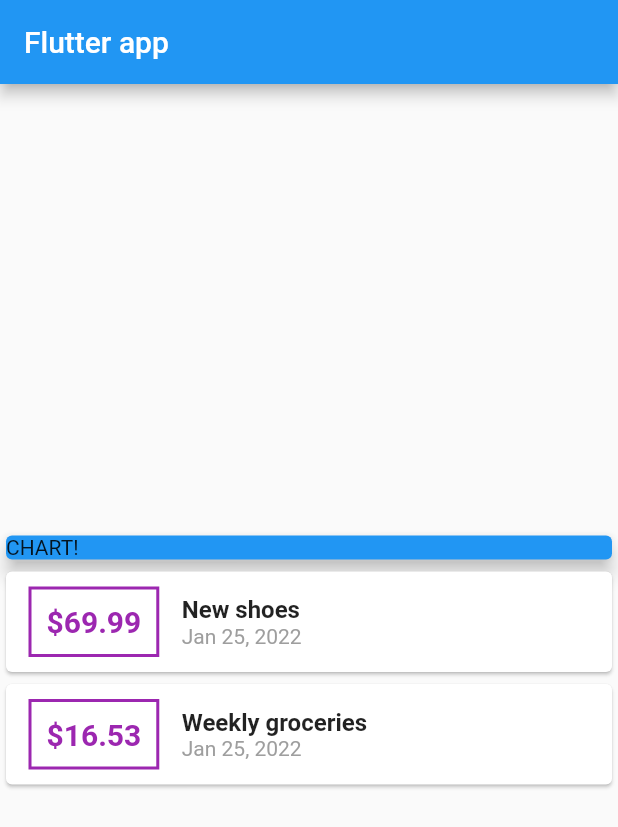
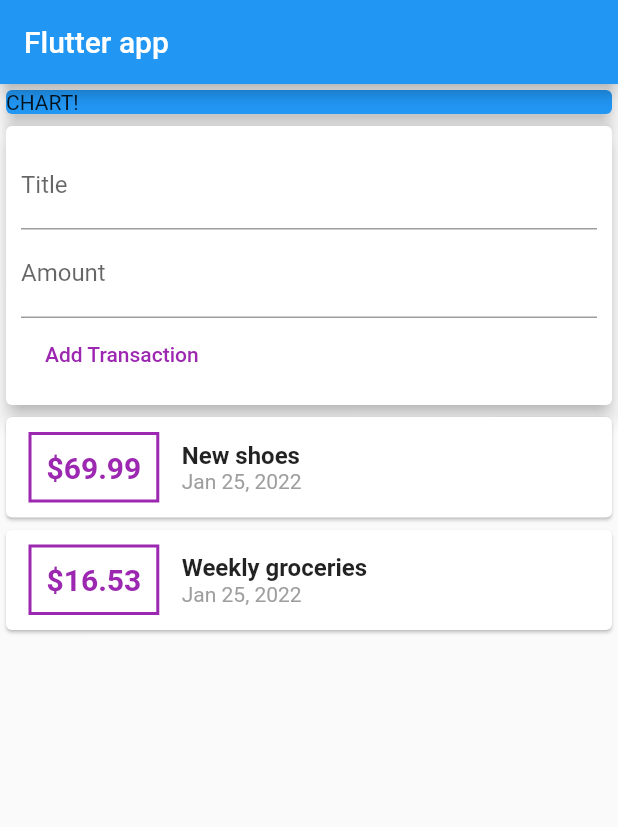
Before and after one commit to ayoline/Personal-Expenses-app, a Flutter app: the screen it shows after launch, on a phone screen of 412 x 824 dp. Shown: the top 827 px of the screen. Run offline on Flutter 3.47's test engine with Material 2 defaults, Android fonts, the phone set to English and light mode, and no system bars.

Commit message:
update with some lines on the code

```diff
--- a/lib/main.dart
+++ b/lib/main.dart
@@ -24,8 +24,6 @@ class MyApp extends StatelessWidget {
 }
 
 class MyHomePage extends StatelessWidget {
-  MyHomePage({Key? key}) : super(key: key);
-
   final List<Transaction> transaction = [
     Transaction(
       id: 't1',
@@ -40,6 +38,12 @@ class MyHomePage extends StatelessWidget {
       date: DateTime.now(),
     ),
   ];
+  // String? titleInput;
+  // String? amountInput;
+  final titleController = TextEditingController();
+  final amountController = TextEditingController();
+
+  MyHomePage({Key? key}) : super(key: key);
 
   @override
   Widget build(BuildContext context) {
@@ -48,7 +52,8 @@ class MyHomePage extends StatelessWidget {
         title: const Text('Flutter app'),
       ),
       body: Column(
-        mainAxisAlignment: MainAxisAlignment.center,
+        //mainAxisAlignment: MainAxisAlignment.center,
+        crossAxisAlignment: CrossAxisAlignment.stretch,
         children: [
           // ignore: sized_box_for_whitespace
           Container(
@@ -57,6 +62,36 @@ class MyHomePage extends StatelessWidget {
               color: Colors.blue,
               child: Text('CHART!'),
               elevation: 5,
+            ),
+          ),
+          Card(
+            elevation: 5,
+            child: Container(
+              padding: const EdgeInsets.all(10),
+              child: Column(
+                crossAxisAlignment: CrossAxisAlignment.start,
+                children: [
+                  TextField(
+                    decoration: const InputDecoration(labelText: 'Title'),
+                    controller: titleController,
+                    // onChanged: (value) {
+                    //   titleInput = value;
+                    // },
+                  ),
+                  TextField(
+                    decoration: const InputDecoration(labelText: 'Amount'),
+                    controller: amountController,
+                    // onChanged: (value) => amountInput = value,
+                  ),
+                  FlatButton(
+                    textColor: Colors.purple,
+                    child: const Text('Add Transaction'),
+                    onPressed: () {
+                      print(titleController.text);
+                    },
+                  )
+                ],
+              ),
             ),
           ),
           Column(
```
